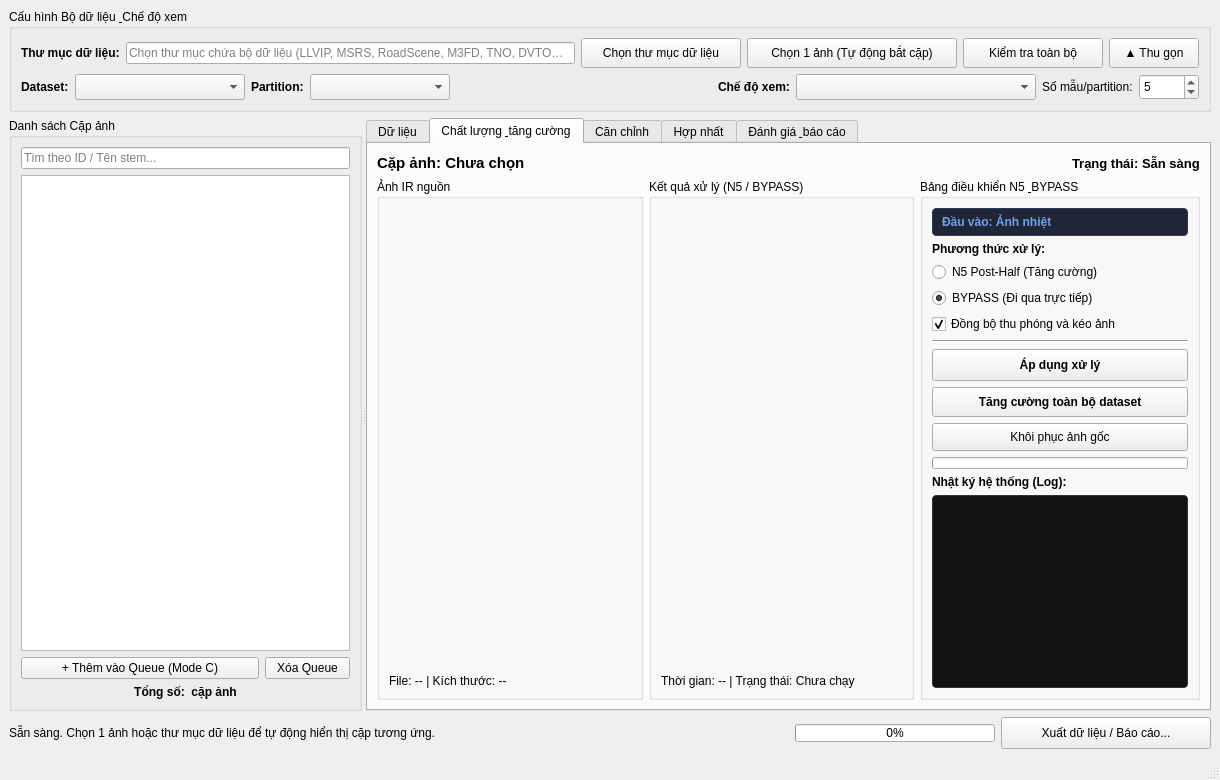
First picture: the form in mainwindow.ui, repository CinnaPea/2026-fusion-research, before the edit.
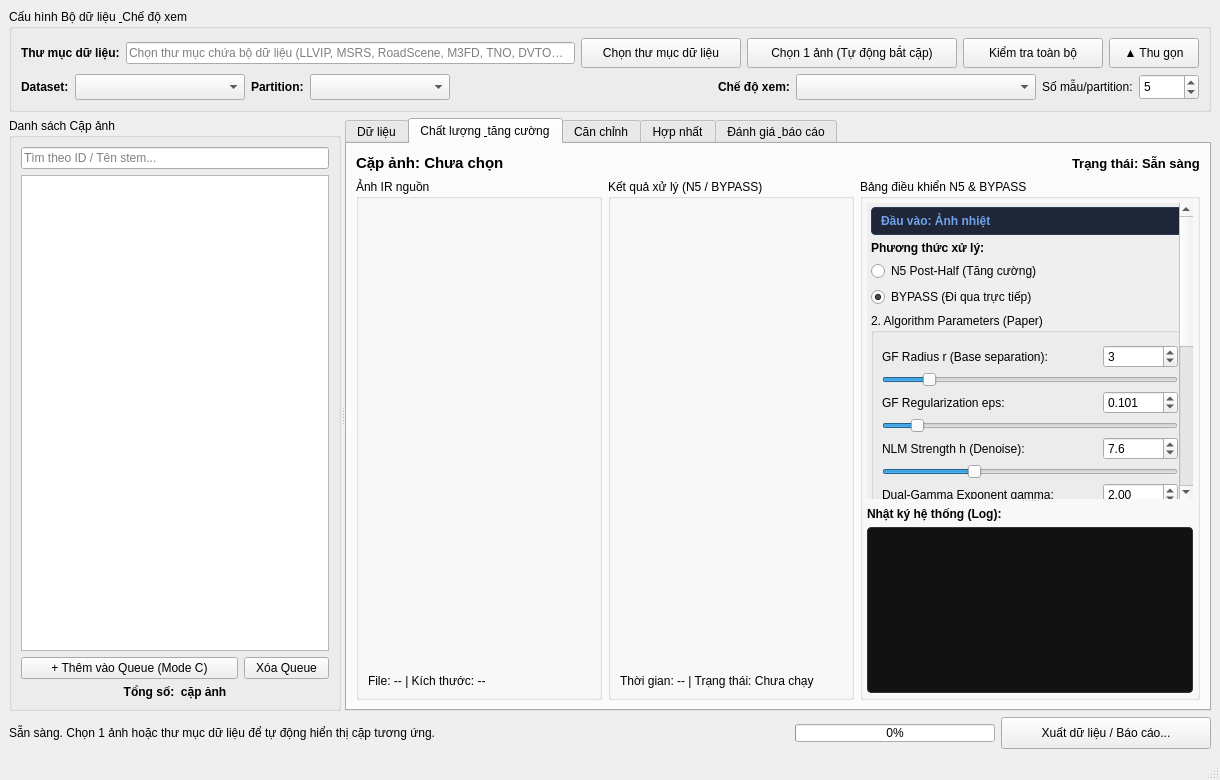
Second picture: the form after the edit. The open tabs and pages were chosen to show the change. Custom widgets are drawn as their Qt base class.

Commit message: feat(phase2): add paper algorithm parameter controls and vertical splitter for log console

The edit to the form file:
```diff
--- a/mainwindow.ui
+++ b/mainwindow.ui
@@ -306,7 +306,7 @@
       </widget>
       <widget class="QTabWidget" name="tabMainWorkspaces">
        <property name="currentIndex">
-        <number>0</number>
+        <number>1</number>
        </property>
        <widget class="QWidget" name="tabOriginalPair">
         <attribute name="title">
@@ -605,16 +605,74 @@
             </item>
             <item>
              <widget class="QGroupBox" name="grpN5Controls">
+             <property name="minimumSize">
+              <size>
+               <width>330</width>
+               <height>0</height>
+              </size>
+             </property>
               <property name="maximumSize">
                <size>
-                <width>280</width>
+               <width>360</width>
                 <height>16777215</height>
                </size>
               </property>
               <property name="title">
-               <string>Bảng điều khiển N5 &amp; BYPASS</string>
+              <string>Bảng điều khiển N5 &amp;&amp; BYPASS</string>
               </property>
               <layout class="QVBoxLayout" name="n5ControlsLayout">
+              <property name="leftMargin">
+               <number>4</number>
+              </property>
+              <property name="topMargin">
+               <number>4</number>
+              </property>
+              <property name="rightMargin">
+               <number>4</number>
+              </property>
+              <property name="bottomMargin">
+               <number>4</number>
+              </property>
+              <item>
+               <widget class="QSplitter" name="splitterN5Right">
+                <property name="orientation">
+                 <enum>Qt::Orientation::Vertical</enum>
+                </property>
+                <widget class="QScrollArea" name="scrollAreaN5Controls">
+                 <property name="frameShape">
+                  <enum>QFrame::Shape::NoFrame</enum>
+                 </property>
+                 <property name="horizontalScrollBarPolicy">
+                  <enum>Qt::ScrollBarPolicy::ScrollBarAlwaysOff</enum>
+                 </property>
+                 <property name="widgetResizable">
+                  <bool>true</bool>
+                 </property>
+                 <widget class="QWidget" name="scrollContentN5Controls">
+                  <property name="geometry">
+                   <rect>
+                    <x>0</x>
+                    <y>0</y>
+                    <width>376</width>
+                    <height>634</height>
+                   </rect>
+                  </property>
+                  <layout class="QVBoxLayout" name="layoutScrollN5">
+                   <property name="spacing">
+                    <number>6</number>
+                   </property>
+                   <property name="leftMargin">
+                    <number>4</number>
+                   </property>
+                   <property name="topMargin">
+                    <number>4</number>
+                   </property>
+                   <property name="rightMargin">
+                    <number>4</number>
+                   </property>
+                   <property name="bottomMargin">
+                    <number>4</number>
+                   </property>
                <item>
                 <widget class="QLabel" name="lblN5InputNotice">
                  <property name="font">
@@ -622,15 +680,15 @@
                    <bold>true</bold>
                   </font>
                  </property>
+                     <property name="toolTip">
+                      <string>Xử lý áp dụng độc quyền cho kênh ảnh nhiệt (Thermal/IR). Ảnh màu (Visible) dùng để đối chiếu trong pipeline hợp nhất.</string>
+                     </property>
                  <property name="styleSheet">
                   <string notr="true">background-color: #1e2638; color: #72a1ed; padding: 6px; border-radius: 4px; border: 1px solid #2d3b58;</string>
                  </property>
                  <property name="text">
                   <string>Đầu vào: Ảnh nhiệt</string>
                  </property>
-                 <property name="toolTip">
-                  <string>Xử lý áp dụng độc quyền cho kênh ảnh nhiệt (Thermal/IR). Ảnh màu (Visible) dùng để đối chiếu trong pipeline hợp nhất.</string>
-                 </property>
                 </widget>
                </item>
                <item>
@@ -663,22 +721,418 @@
                 </widget>
                </item>
                <item>
+                    <widget class="QGroupBox" name="grpAlgorithmParams">
+                     <property name="title">
+                      <string>2. Algorithm Parameters (Paper)</string>
+                     </property>
+                     <layout class="QVBoxLayout" name="layoutAlgorithmParams">
+                      <property name="spacing">
+                       <number>4</number>
+                      </property>
+                      <property name="leftMargin">
+                       <number>8</number>
+                      </property>
+                      <property name="topMargin">
+                       <number>12</number>
+                      </property>
+                      <property name="rightMargin">
+                       <number>8</number>
+                      </property>
+                      <property name="bottomMargin">
+                       <number>8</number>
+                      </property>
+                      <item>
+                       <layout class="QHBoxLayout" name="layoutParamRadius">
+                        <item>
+                         <widget class="QLabel" name="lblParamRadius">
+                          <property name="text">
+                           <string>GF Radius r (Base separation):</string>
+                          </property>
+                         </widget>
+                        </item>
+                        <item>
+                         <widget class="QSpinBox" name="spnParamRadius">
+                          <property name="minimumSize">
+                           <size>
+                            <width>65</width>
+                            <height>0</height>
+                           </size>
+                          </property>
+                          <property name="maximumSize">
+                           <size>
+                            <width>75</width>
+                            <height>16777215</height>
+                           </size>
+                          </property>
+                          <property name="minimum">
+                           <number>1</number>
+                          </property>
+                          <property name="maximum">
+                           <number>15</number>
+                          </property>
+                          <property name="value">
+                           <number>3</number>
+                          </property>
+                         </widget>
+                        </item>
+                       </layout>
+                      </item>
+                      <item>
+                       <widget class="QSlider" name="sldParamRadius">
+                        <property name="minimum">
+                         <number>1</number>
+                        </property>
+                        <property name="maximum">
+                         <number>15</number>
+                        </property>
+                        <property name="value">
+                         <number>3</number>
+                        </property>
+                        <property name="orientation">
+                         <enum>Qt::Orientation::Horizontal</enum>
+                        </property>
+                       </widget>
+                      </item>
+                      <item>
+                       <layout class="QHBoxLayout" name="layoutParamEps">
+                        <item>
+                         <widget class="QLabel" name="lblParamEps">
+                          <property name="text">
+                           <string>GF Regularization eps:</string>
+                          </property>
+                         </widget>
+                        </item>
+                        <item>
+                         <widget class="QDoubleSpinBox" name="spnParamEps">
+                          <property name="minimumSize">
+                           <size>
+                            <width>65</width>
+                            <height>0</height>
+                           </size>
+                          </property>
+                          <property name="maximumSize">
+                           <size>
+                            <width>75</width>
+                            <height>16777215</height>
+                           </size>
+                          </property>
+                          <property name="decimals">
+                           <number>3</number>
+                          </property>
+                          <property name="minimum">
+                           <double>0.001000000000000</double>
+                          </property>
+                          <property name="maximum">
+                           <double>1.000000000000000</double>
+                          </property>
+                          <property name="singleStep">
+                           <double>0.001000000000000</double>
+                          </property>
+                          <property name="value">
+                           <double>0.101000000000000</double>
+                          </property>
+                         </widget>
+                        </item>
+                       </layout>
+                      </item>
+                      <item>
+                       <widget class="QSlider" name="sldParamEps">
+                        <property name="minimum">
+                         <number>1</number>
+                        </property>
+                        <property name="maximum">
+                         <number>1000</number>
+                        </property>
+                        <property name="value">
+                         <number>101</number>
+                        </property>
+                        <property name="orientation">
+                         <enum>Qt::Orientation::Horizontal</enum>
+                        </property>
+                       </widget>
+                      </item>
+                      <item>
+                       <layout class="QHBoxLayout" name="layoutParamH">
+                        <item>
+                         <widget class="QLabel" name="lblParamH">
+                          <property name="text">
+                           <string>NLM Strength h (Denoise):</string>
+                          </property>
+                         </widget>
+                        </item>
+                        <item>
+                         <widget class="QDoubleSpinBox" name="spnParamH">
+                          <property name="minimumSize">
+                           <size>
+                            <width>65</width>
+                            <height>0</height>
+                           </size>
+                          </property>
+                          <property name="maximumSize">
+                           <size>
+                            <width>75</width>
+                            <height>16777215</height>
+                           </size>
+                          </property>
+                          <property name="decimals">
+                           <number>1</number>
+                          </property>
+                          <property name="minimum">
+                           <double>0.000000000000000</double>
+                          </property>
+                          <property name="maximum">
+                           <double>25.000000000000000</double>
+                          </property>
+                          <property name="singleStep">
+                           <double>0.100000000000000</double>
+                          </property>
+                          <property name="value">
+                           <double>7.600000000000000</double>
+                          </property>
+                         </widget>
+                        </item>
+                       </layout>
+                      </item>
+                      <item>
+                       <widget class="QSlider" name="sldParamH">
+                        <property name="minimum">
+                         <number>0</number>
+                        </property>
+                        <property name="maximum">
+                         <number>250</number>
+                        </property>
+                        <property name="value">
+                         <number>76</number>
+                        </property>
+                        <property name="orientation">
+                         <enum>Qt::Orientation::Horizontal</enum>
+                        </property>
+                       </widget>
+                      </item>
+                      <item>
+                       <layout class="QHBoxLayout" name="layoutParamGamma">
+                        <item>
+                         <widget class="QLabel" name="lblParamGamma">
+                          <property name="text">
+                           <string>Dual-Gamma Exponent gamma:</string>
+                          </property>
+                         </widget>
+                        </item>
+                        <item>
+                         <widget class="QDoubleSpinBox" name="spnParamGamma">
+                          <property name="minimumSize">
+                           <size>
+                            <width>65</width>
+                            <height>0</height>
+                           </size>
+                          </property>
+                          <property name="maximumSize">
+                           <size>
+                            <width>75</width>
+                            <height>16777215</height>
+                           </size>
+                          </property>
+                          <property name="decimals">
+                           <number>2</number>
+                          </property>
+                          <property name="minimum">
+                           <double>0.100000000000000</double>
+                          </property>
+                          <property name="maximum">
+                           <double>5.000000000000000</double>
+                          </property>
+                          <property name="singleStep">
+                           <double>0.050000000000000</double>
+                          </property>
+                          <property name="value">
+                           <double>2.000000000000000</double>
+                          </property>
+                         </widget>
+                        </item>
+                       </layout>
+                      </item>
+                      <item>
+                       <widget class="QSlider" name="sldParamGamma">
+                        <property name="minimum">
+                         <number>10</number>
+                        </property>
+                        <property name="maximum">
+                         <number>500</number>
+                        </property>
+                        <property name="value">
+                         <number>200</number>
+                        </property>
+                        <property name="orientation">
+                         <enum>Qt::Orientation::Horizontal</enum>
+                        </property>
+                       </widget>
+                      </item>
+                      <item>
+                       <layout class="QHBoxLayout" name="layoutParamAlpha">
+                        <item>
+                         <widget class="QLabel" name="lblParamAlpha">
+                          <property name="text">
+                           <string>Fusion Weight alpha (Base/Detail):</string>
+                          </property>
+                         </widget>
+                        </item>
+                        <item>
+                         <widget class="QDoubleSpinBox" name="spnParamAlpha">
+                          <property name="minimumSize">
+                           <size>
+                            <width>65</width>
+                            <height>0</height>
+                           </size>
+                          </property>
+                          <property name="maximumSize">
+                           <size>
+                            <width>75</width>
+                            <height>16777215</height>
+                           </size>
+                          </property>
+                          <property name="decimals">
+                           <number>2</number>
+                          </property>
+                          <property name="minimum">
+                           <double>0.000000000000000</double>
+                          </property>
+                          <property name="maximum">
+                           <double>1.000000000000000</double>
+                          </property>
+                          <property name="singleStep">
+                           <double>0.010000000000000</double>
+                          </property>
+                          <property name="value">
+                           <double>0.460000000000000</double>
+                          </property>
+                         </widget>
+                        </item>
+                       </layout>
+                      </item>
+                      <item>
+                       <widget class="QSlider" name="sldParamAlpha">
+                        <property name="minimum">
+                         <number>0</number>
+                        </property>
+                        <property name="maximum">
+                         <number>100</number>
+                        </property>
+                        <property name="value">
+                         <number>46</number>
+                        </property>
+                        <property name="orientation">
+                         <enum>Qt::Orientation::Horizontal</enum>
+                        </property>
+                       </widget>
+                      </item>
+                      <item>
+                       <layout class="QHBoxLayout" name="layoutParamMode">
+                        <item>
+                         <widget class="QLabel" name="lblParamMode">
+                          <property name="text">
+                           <string>Mode:</string>
+                          </property>
+                         </widget>
+                        </item>
+                        <item>
+                         <widget class="QComboBox" name="cmbParamMode">
+                          <item>
+                           <property name="text">
+                            <string>Symmetric Dual-Gamma (Recommended)</string>
+                           </property>
+                          </item>
+                          <item>
+                           <property name="text">
+                            <string>Asymmetric Dual-Gamma</string>
+                           </property>
+                          </item>
+                          <item>
+                           <property name="text">
+                            <string>Adaptive Gamma</string>
+                           </property>
+                          </item>
+                         </widget>
+                        </item>
+                       </layout>
+                      </item>
+                      <item>
+                       <layout class="QHBoxLayout" name="layoutParamDetailNorm">
+                        <item>
+                         <widget class="QLabel" name="lblParamDetailNorm">
+                          <property name="text">
+                           <string>Detail Norm:</string>
+                          </property>
+                         </widget>
+                        </item>
+                        <item>
+                         <widget class="QComboBox" name="cmbParamDetailNorm">
+                          <item>
+                           <property name="text">
+                            <string>Min-Max (Paper Eq)</string>
+                           </property>
+                          </item>
+                          <item>
+                           <property name="text">
+                            <string>Standard Deviation</string>
+                           </property>
+                          </item>
+                          <item>
+                           <property name="text">
+                            <string>None</string>
+                           </property>
+                          </item>
+                         </widget>
+                        </item>
+                       </layout>
+                      </item>
+                      <item>
+                       <widget class="QCheckBox" name="chkParamAdaptiveNlm">
+                        <property name="text">
+                         <string>Adaptive NLM (MAD noise scaling)</string>
+                        </property>
+                       </widget>
+                      </item>
+                      <item>
+                       <layout class="QHBoxLayout" name="layoutParamChecks">
+                        <item>
+                         <widget class="QCheckBox" name="chkAutoUpdate">
+                          <property name="text">
+                           <string>Auto-update</string>
+                          </property>
+                         </widget>
+                        </item>
+                        <item>
                 <widget class="QCheckBox" name="chkSyncView">
-                 <property name="text">
-                  <string>Đồng bộ thu phóng và kéo ảnh</string>
-                 </property>
                  <property name="toolTip">
                   <string>Tự động đồng bộ tỉ lệ thu phóng (zoom) và vị trí kéo (pan) giữa ảnh trước và sau khi xem chi tiết.</string>
                  </property>
+                          <property name="text">
+                           <string>Sync zoom/pan</string>
+                          </property>
                  <property name="checked">
                   <bool>true</bool>
                  </property>
                 </widget>
                </item>
+                       </layout>
+                      </item>
                <item>
-                <widget class="Line" name="lineN5Separator2">
-                 <property name="orientation">
-                  <enum>Qt::Orientation::Horizontal</enum>
+                       <layout class="QHBoxLayout" name="layoutParamActionButtons">
+                        <item>
+                         <widget class="QPushButton" name="btnParamDefaults">
+                          <property name="minimumSize">
+                           <size>
+                            <width>0</width>
+                            <height>30</height>
+                           </size>
+                          </property>
+                          <property name="font">
+                           <font>
+                            <bold>true</bold>
+                           </font>
+                          </property>
+                          <property name="text">
+                           <string>Defaults</string>
                  </property>
                 </widget>
                </item>
@@ -687,7 +1141,7 @@
                  <property name="minimumSize">
                   <size>
                    <width>0</width>
-                   <height>32</height>
+                            <height>30</height>
                   </size>
                  </property>
                  <property name="font">
@@ -696,7 +1150,19 @@
                   </font>
                  </property>
                  <property name="text">
-                  <string>Áp dụng xử lý</string>
+                           <string>Process</string>
+                          </property>
+                         </widget>
+                        </item>
+                       </layout>
+                      </item>
+                     </layout>
+                    </widget>
+                   </item>
+                   <item>
+                    <widget class="Line" name="lineN5Separator2">
+                     <property name="orientation">
+                      <enum>Qt::Orientation::Horizontal</enum>
                  </property>
                 </widget>
                </item>
@@ -747,6 +1213,23 @@
                  </property>
                 </widget>
                </item>
+                  </layout>
+                 </widget>
+                </widget>
+                <widget class="QWidget" name="widgetLogContainer">
+                 <layout class="QVBoxLayout" name="layoutLogContainer">
+                  <property name="leftMargin">
+                   <number>0</number>
+                  </property>
+                  <property name="topMargin">
+                   <number>4</number>
+                  </property>
+                  <property name="rightMargin">
+                   <number>0</number>
+                  </property>
+                  <property name="bottomMargin">
+                   <number>0</number>
+                  </property>
                <item>
                 <widget class="QLabel" name="lblLogConsoleTitle">
                  <property name="font">
@@ -764,15 +1247,19 @@
                  <property name="minimumSize">
                   <size>
                    <width>0</width>
-                   <height>130</height>
-                  </size>
-                 </property>
-                 <property name="readOnly">
-                  <bool>true</bool>
-                 </property>
+                      <height>60</height>
+                     </size>
+                    </property>
                  <property name="styleSheet">
                   <string>background-color: #121212; color: #d0d0d0; font-family: monospace; font-size: 11px; border: 1px solid #333333; border-radius: 4px;</string>
                  </property>
+                    <property name="readOnly">
+                     <bool>true</bool>
+                    </property>
+                   </widget>
+                  </item>
+                 </layout>
+                </widget>
                 </widget>
                </item>
               </layout>
```
Left out of the diff: 1 changed line with no effect on the pictures. Lines whose indentation alone changed are shown as unchanged. The commit also changes 2 other files.
